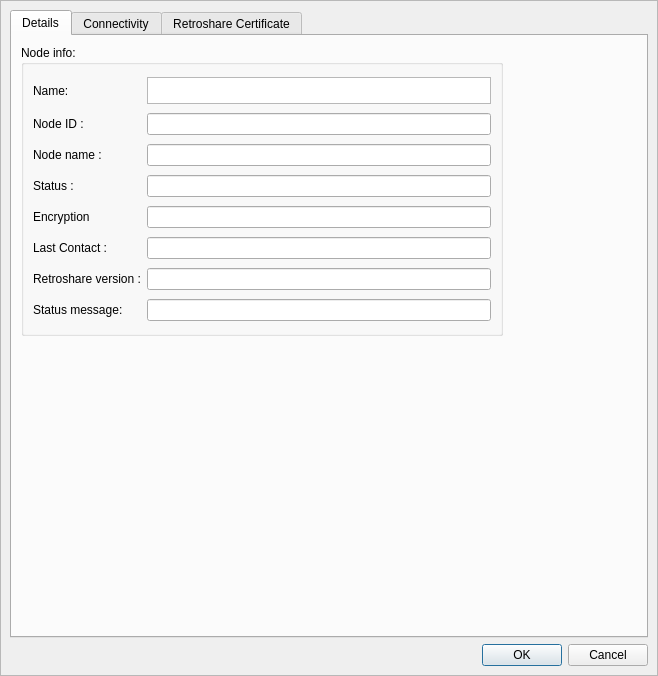
Old version of the form retroshare-gui/src/gui/connect/ConfCertDialog.ui in the repository RetroShare/RetroShare.
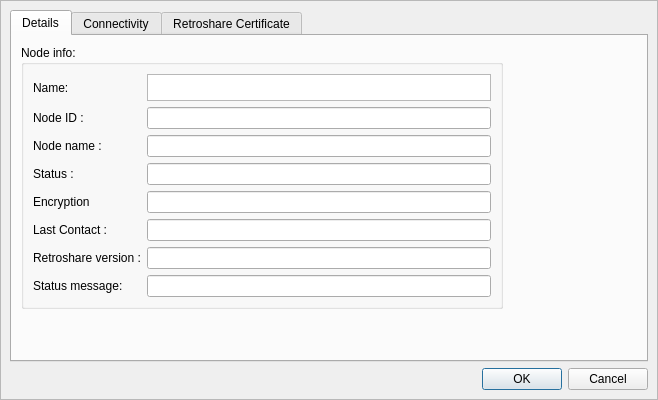
New version of the form. Icons and pictures are not drawn. Custom widgets are drawn as their Qt base class.

Commit message: switched back node details height to 400

Patch:
```diff
--- a/retroshare-gui/src/gui/connect/ConfCertDialog.ui
+++ b/retroshare-gui/src/gui/connect/ConfCertDialog.ui
@@ -7,7 +7,7 @@
     <x>0</x>
     <y>0</y>
     <width>658</width>
-    <height>676</height>
+    <height>400</height>
    </rect>
   </property>
   <property name="windowTitle">
```
